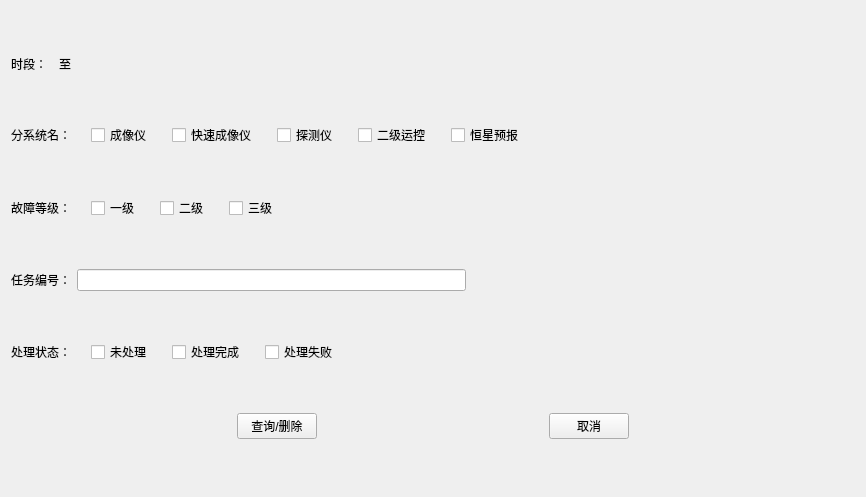
fucked777/znsd, file MDS_DevelopWork/src/UserPlugins/ReportTablePlugin/QueryDialog.ui: the form before one commit.
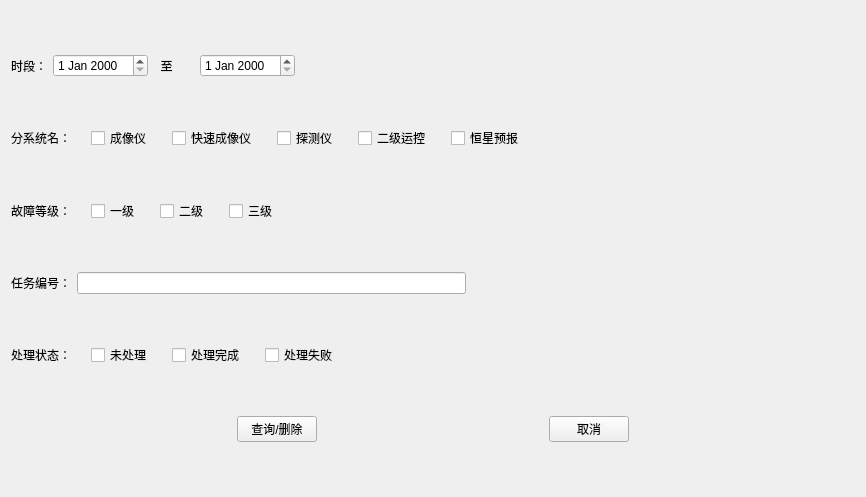
The form after the commit.

What changed in the file:
```diff
--- a/MDS_DevelopWork/src/UserPlugins/ReportTablePlugin/QueryDialog.ui
+++ b/MDS_DevelopWork/src/UserPlugins/ReportTablePlugin/QueryDialog.ui
@@ -21,23 +21,7 @@
   </property>
   <layout class="QVBoxLayout" name="verticalLayout">
    <item>
-    <widget class="QWidget" name="widget" native="true">
-     <property name="sizePolicy">
-      <sizepolicy hsizetype="Preferred" vsizetype="Fixed">
-       <horstretch>0</horstretch>
-       <verstretch>0</verstretch>
-      </sizepolicy>
-     </property>
      <layout class="QHBoxLayout" name="horizontalLayout">
-      <property name="leftMargin">
-       <number>0</number>
-      </property>
-      <property name="topMargin">
-       <number>0</number>
-      </property>
-      <property name="bottomMargin">
-       <number>0</number>
-      </property>
       <item>
        <widget class="QLabel" name="label_9">
         <property name="sizePolicy">
@@ -52,12 +36,12 @@
        </widget>
       </item>
       <item>
-       <widget class="QWidget" name="widget_9" native="true"/>
+      <widget class="QDateEdit" name="dateEdit"/>
       </item>
       <item>
        <widget class="QLabel" name="label_2">
         <property name="sizePolicy">
-         <sizepolicy hsizetype="Minimum" vsizetype="Preferred">
+        <sizepolicy hsizetype="Preferred" vsizetype="Preferred">
           <horstretch>0</horstretch>
           <verstretch>0</verstretch>
          </sizepolicy>
@@ -69,12 +53,12 @@
          </size>
         </property>
         <property name="text">
-         <string>至</string>
+        <string>  至</string>
         </property>
        </widget>
       </item>
       <item>
-       <widget class="QWidget" name="widget_8" native="true"/>
+      <widget class="QDateEdit" name="dateEdit_2"/>
       </item>
       <item>
        <spacer name="horizontalSpacer_4">
@@ -83,14 +67,13 @@
         </property>
         <property name="sizeHint" stdset="0">
          <size>
-          <width>716</width>
-          <height>20</height>
+         <width>348</width>
+         <height>18</height>
          </size>
         </property>
        </spacer>
       </item>
      </layout>
-    </widget>
    </item>
    <item>
     <layout class="QHBoxLayout" name="horizontalLayout_2">
```
Lines whose indentation alone changed are shown as unchanged.
